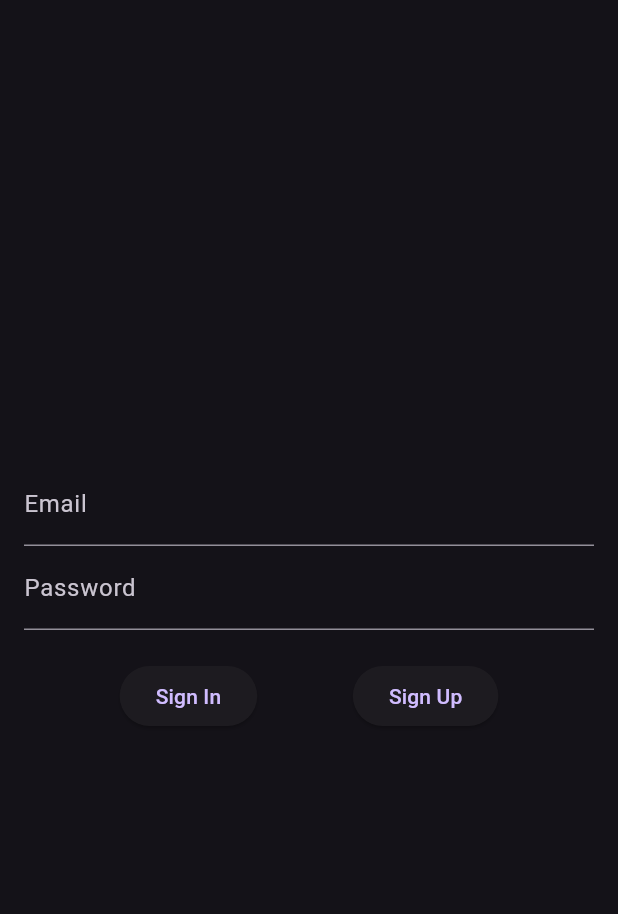
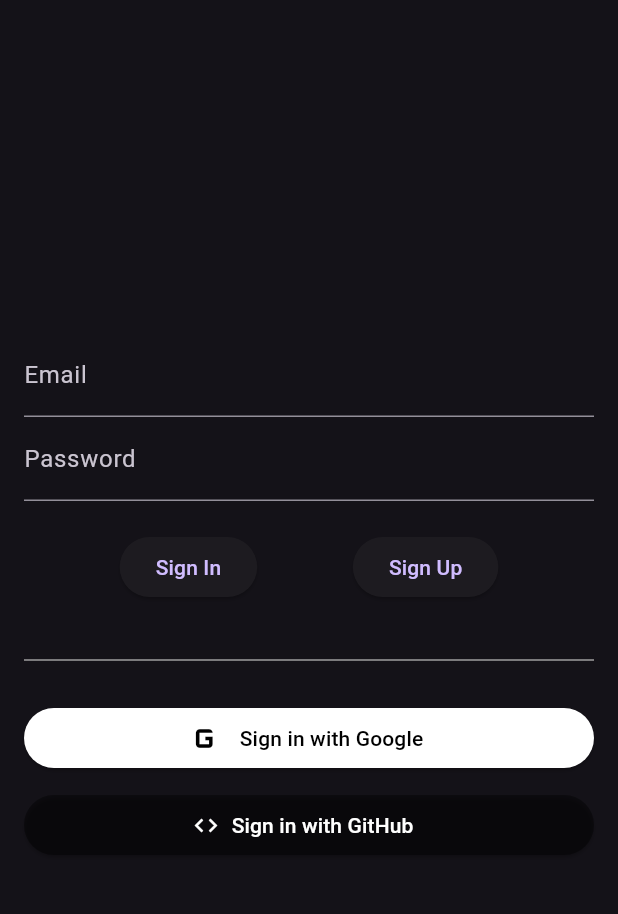
Before and after one commit to paarthM007/SCDO, a Flutter app: the screen it shows after launch, on a phone screen of 412 x 824 dp, the part 63-977 px from its top. Run offline on Flutter 3.47's test engine with Material 3 defaults, Android fonts, the phone set to English and light mode, and no system bars; our stand-ins replace firebase_auth, firebase_core; accounts and stored records are empty.

Commit message:
authorization enabled
google and github authorization enabled

```diff
--- a/frontend_scdo_app/lib/main.dart
+++ b/frontend_scdo_app/lib/main.dart
@@ -4,6 +4,7 @@ import 'dart:convert';
 import 'package:firebase_core/firebase_core.dart';
 import 'package:firebase_auth/firebase_auth.dart';
 import 'firebase_options.dart'; // Ensure you have this file generated
+// import 'package:google_sign_in/google_sign_in.dart';
 
 void main() async {
   WidgetsFlutterBinding.ensureInitialized();
@@ -70,6 +71,29 @@ class _LoginScreenState extends State<LoginScreen> {
     }
   }
 
+  // ─── NEW OAUTH LOGIC ──────────────────────────────────────────
+
+ Future<void> _signInWithGoogle() async {
+    try {
+      // Use the built-in Firebase Web Provider instead of the buggy package
+      GoogleAuthProvider googleProvider = GoogleAuthProvider();
+      await FirebaseAuth.instance.signInWithPopup(googleProvider);
+    } catch (e) {
+      setState(() => _error = "Google Sign-In Error: $e");
+    }
+  }
+
+  Future<void> _signInWithGitHub() async {
+    try {
+      GithubAuthProvider githubProvider = GithubAuthProvider();
+      await FirebaseAuth.instance.signInWithProvider(githubProvider);
+    } catch (e) {
+      setState(() => _error = "GitHub Sign-In Error: $e");
+    }
+  }
+
+  // ──────────────────────────────────────────────────────────────
+
   @override
   Widget build(BuildContext context) {
     return Scaffold(
@@ -79,7 +103,11 @@ class _LoginScreenState extends State<LoginScreen> {
         child: Column(
           mainAxisAlignment: MainAxisAlignment.center,
           children: [
-            if (_error.isNotEmpty) Text(_error, style: TextStyle(color: Colors.red)),
+            if (_error.isNotEmpty)
+              Padding(
+                padding: const EdgeInsets.only(bottom: 10),
+                child: Text(_error, style: TextStyle(color: Colors.red), textAlign: TextAlign.center),
+              ),
             TextField(controller: _email, decoration: InputDecoration(labelText: "Email")),
             TextField(controller: _password, decoration: InputDecoration(labelText: "Password"), obscureText: true),
             SizedBox(height: 20),
@@ -89,7 +117,30 @@ class _LoginScreenState extends State<LoginScreen> {
                 ElevatedButton(onPressed: _signIn, child: Text("Sign In")),
                 ElevatedButton(onPressed: _signUp, child: Text("Sign Up")),
               ],
-            )
+            ),
+            SizedBox(height: 30),
+            Divider(color: Colors.grey),
+            SizedBox(height: 20),
+            // ─── NEW OAUTH BUTTONS ────────────────────────────────
+            SizedBox(
+              width: double.infinity,
+              child: ElevatedButton.icon(
+                style: ElevatedButton.styleFrom(backgroundColor: Colors.white, foregroundColor: Colors.black),
+                icon: Icon(Icons.g_mobiledata, size: 30),
+                label: Text("Sign in with Google"),
+                onPressed: _signInWithGoogle,
+              ),
+            ),
+            SizedBox(height: 10),
+            SizedBox(
+              width: double.infinity,
+              child: ElevatedButton.icon(
+                style: ElevatedButton.styleFrom(backgroundColor: Colors.black38, foregroundColor: Colors.white),
+                icon: Icon(Icons.code), // generic icon for Github
+                label: Text("Sign in with GitHub"),
+                onPressed: _signInWithGitHub,
+              ),
+            ),
           ],
         ),
       ),
@@ -105,7 +156,8 @@ class SCDOHome extends StatefulWidget {
 class _SCDOHomeState extends State<SCDOHome> with SingleTickerProviderStateMixin {
   late TabController _tabController;
 
-  final String baseUrl = "https://paarthm007-scdo-api.hf.space";
+  // final String baseUrl = "https://paarthm007-scdo-api.hf.space";
+  final String baseUrl = "http://127.0.0.1:7860";
   final String apiKey = "scdo-dev-key-change-me";
 
   String rawJsonResponse = "Output will appear here...";
--- a/frontend_scdo_app/pubspec.yaml
+++ b/frontend_scdo_app/pubspec.yaml
@@ -41,6 +41,7 @@ dependencies:
   # Icons
   cupertino_icons: ^1.0.8
   firebase_auth: ^5.7.0
+  google_sign_in: ^7.2.0
 
 dev_dependencies:
   flutter_test:
```
Also changed, not shown: frontend_scdo_app/pubspec.lock.
